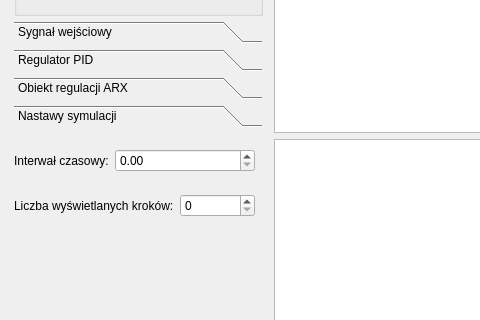
Old version of the form pk-project/mainwindow.ui in the repository MateuszRym/pk-project; both pictures show x 0 to 480 and y 194 to 514 of the 966 by 682 pixel window.
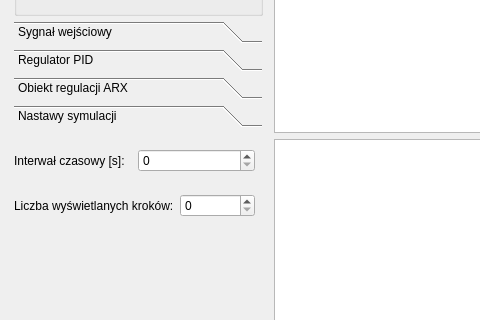
New version of the form. The open tabs and pages were chosen to show the change. Custom widgets are drawn as their Qt base class.

```diff
--- a/pk-project/mainwindow.ui
+++ b/pk-project/mainwindow.ui
@@ -846,16 +846,20 @@
           </property>
           <layout class="QVBoxLayout" name="verticalLayout_9">
            <item>
-            <layout class="QHBoxLayout" name="horizontalLayout_12" stretch="2,3">
+            <layout class="QHBoxLayout" name="horizontalLayout_12" stretch="0,0">
              <item>
               <widget class="QLabel" name="label_14">
                <property name="text">
-                <string>Interwał czasowy:</string>
+                <string>Interwał czasowy [s]:</string>
                </property>
               </widget>
              </item>
              <item>
-              <widget class="QDoubleSpinBox" name="doubleSpinBoxInterwal"/>
+              <widget class="QSpinBox" name="spinBoxInterwal">
+               <property name="maximum">
+                <number>10000</number>
+               </property>
+              </widget>
              </item>
             </layout>
            </item>
```
Left out of the diff: 2 changed lines with no effect on the pictures.
